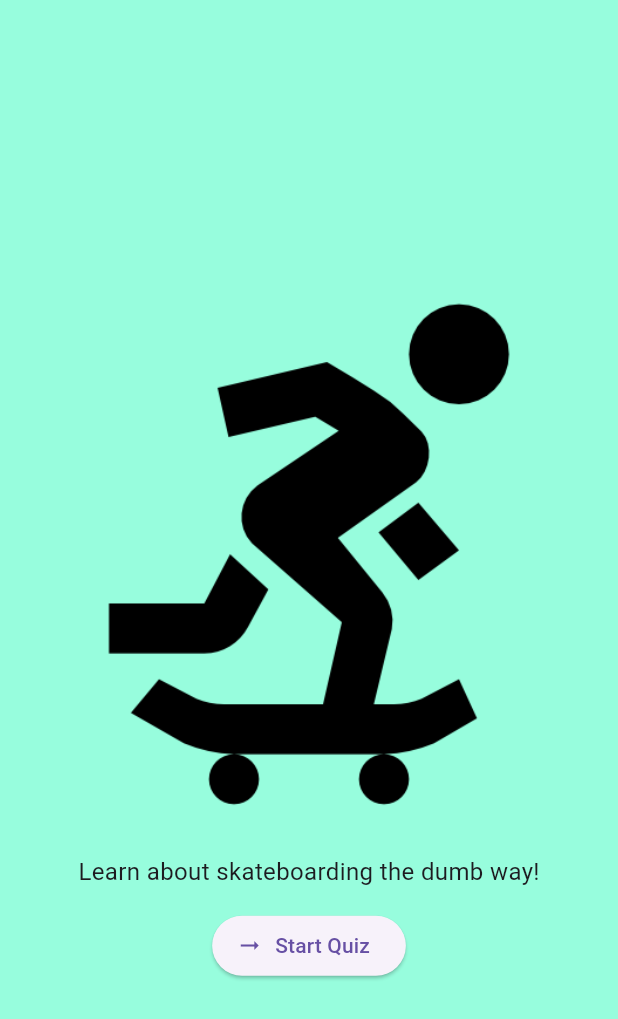
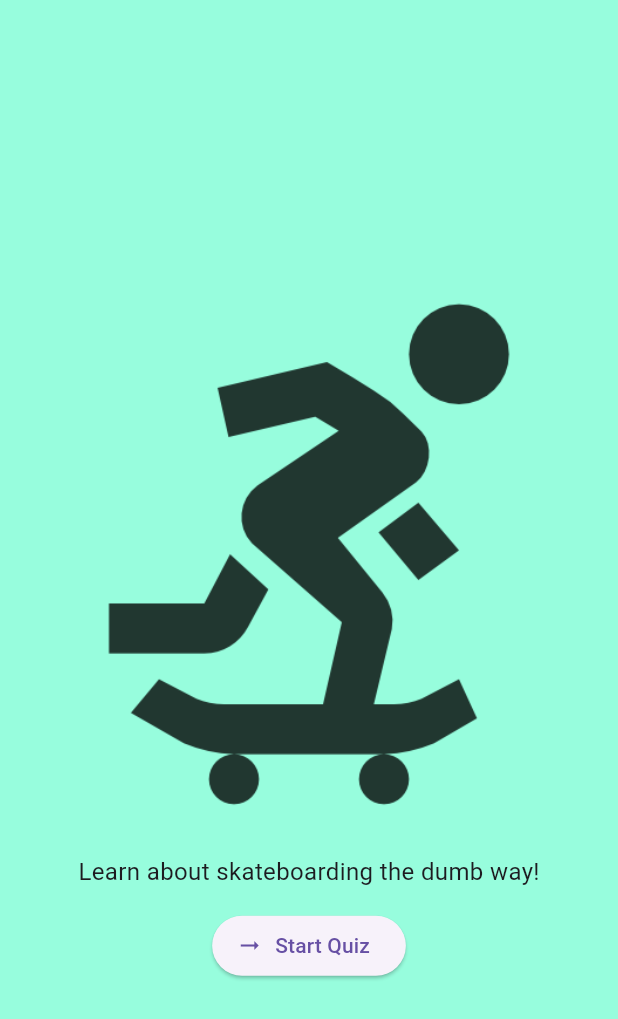
Before and after one commit to jhnnyk/sk8_quiz_app, a Flutter app: the screen it shows after launch, on a phone screen of 412 x 824 dp. Shown: the top 1019 px of the screen. Run offline on Flutter 3.47's test engine with Material 3 defaults, Android fonts, the phone set to English and light mode, and no system bars.

Commit message:
lighten the image with transparency (color overlay)

```diff
--- a/lib/start_screen.dart
+++ b/lib/start_screen.dart
@@ -14,6 +14,7 @@ class StartScreen extends StatelessWidget {
           Image.asset(
             'assets/images/sk8.png',
             width: 400,
+            color: const Color.fromARGB(200, 0, 0, 0),
           ),
           const Text(
             'Learn about skateboarding the dumb way!',
```
